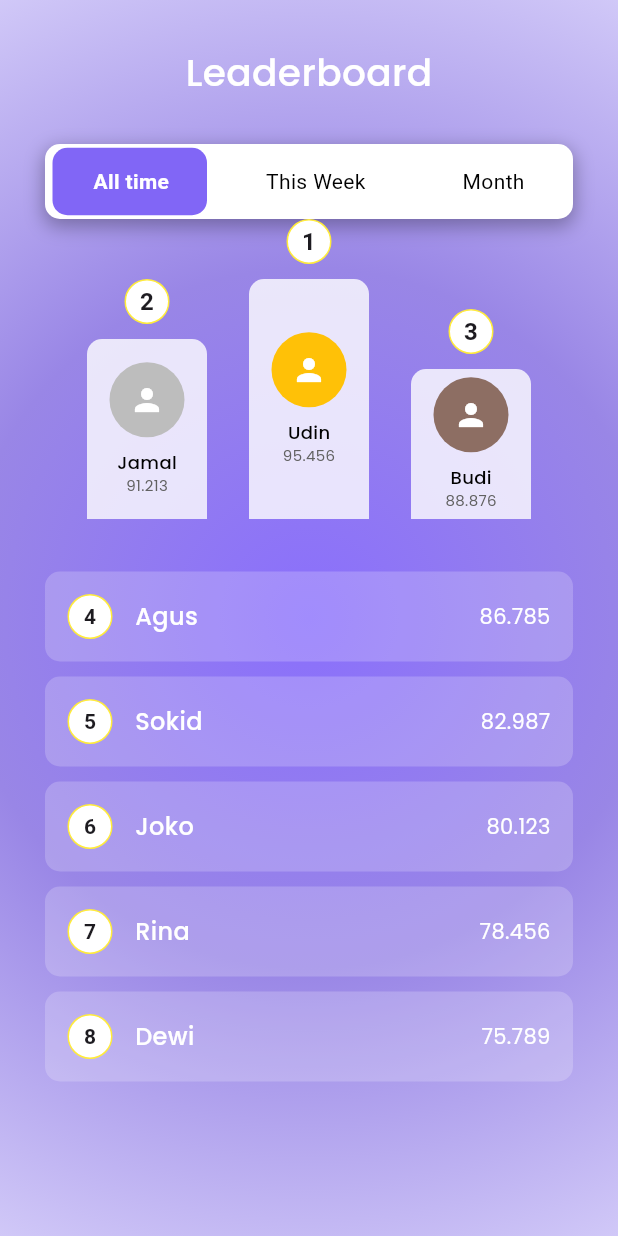
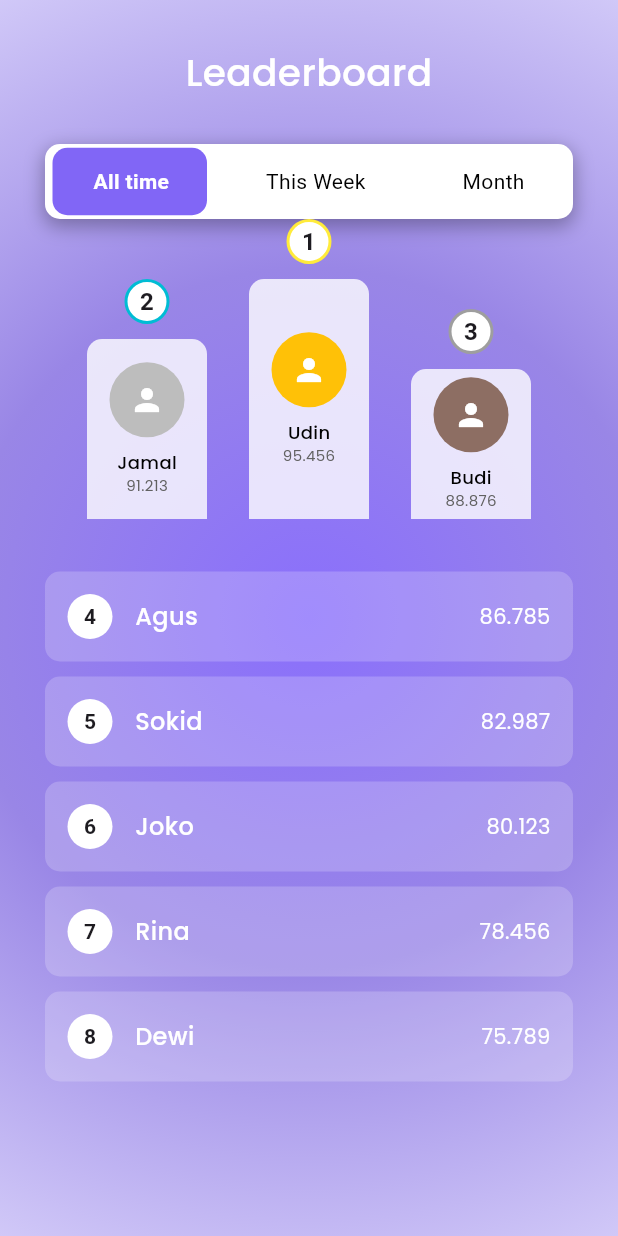
Before and after one commit to Faqihasyari/animated, a Flutter app: the LeaderboardView screen opened by its route, on a phone screen of 412 x 824 dp. Run offline on Flutter 3.47's test engine with Material 3 defaults, Android fonts, the phone set to English and light mode, and no system bars; our stand-ins replace get, google_fonts, material_design_icons_flutter, shared_preferences; accounts and stored records are empty.

Commit message:
add border rank

```diff
--- a/lib/app/modules/leaderboard/views/leaderboard_views.dart
+++ b/lib/app/modules/leaderboard/views/leaderboard_views.dart
@@ -166,7 +166,6 @@ class LeaderboardView extends GetView<LeaderboardController> {
             width: 30,
             height: 30,
             decoration: BoxDecoration(
-              border: Border.all(color: Colors.yellow),
               color: Colors.white,
               shape: BoxShape.circle,
             ),
@@ -217,7 +216,16 @@ class LeaderboardView extends GetView<LeaderboardController> {
           width: 30,
           height: 30,
           decoration: BoxDecoration(
-            border: Border.all(color: Colors.yellow),
+            border: Border.all(
+              color: rank == 1
+                  ? Colors.yellow
+                  : rank == 2
+                  ? Colors.cyan
+                  : rank == 3
+                  ? Colors.grey
+                  : Colors.transparent,
+              width: 2,
+            ),
             color: Colors.white,
             shape: BoxShape.circle,
           ),
```
